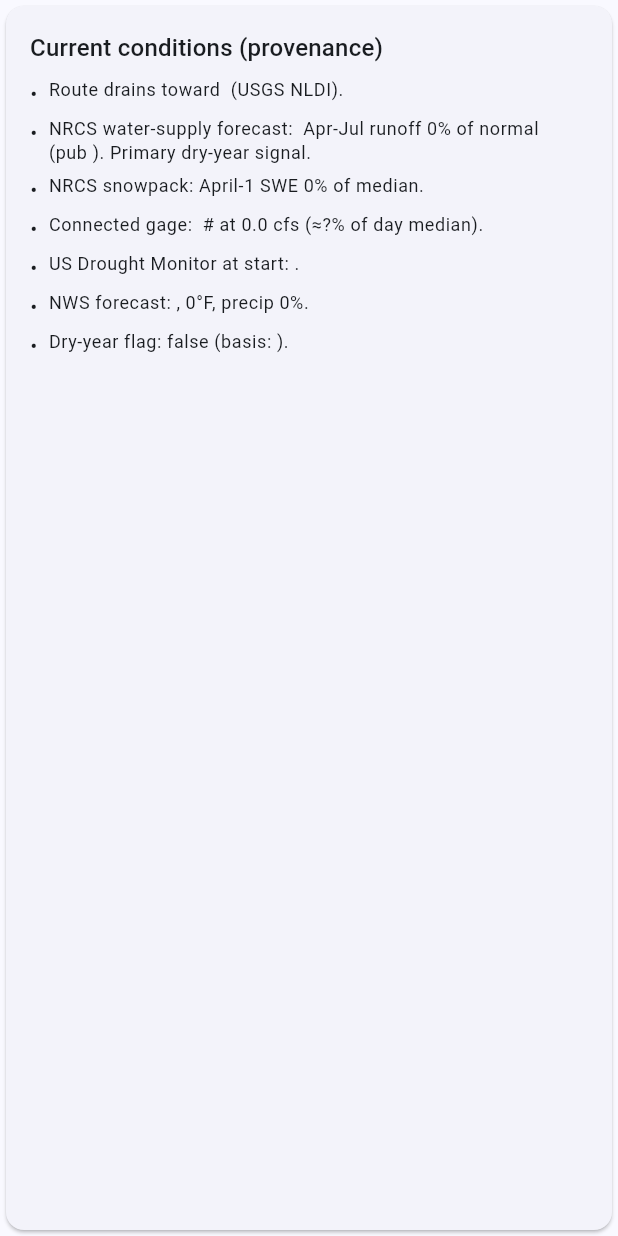
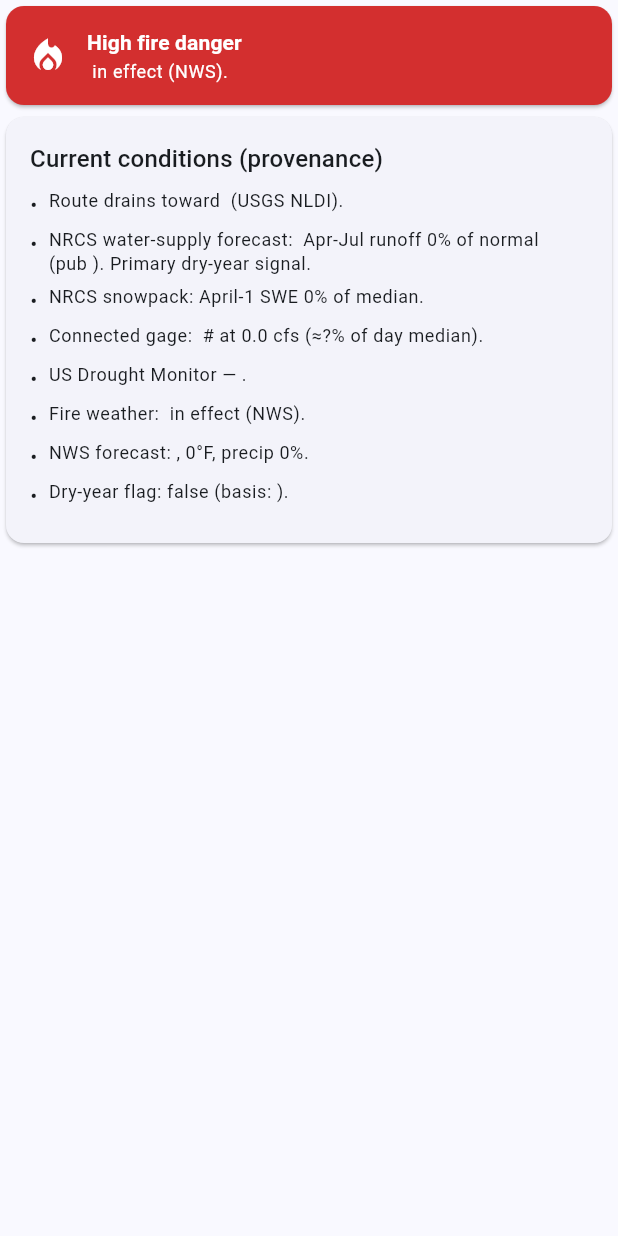
Before and after one commit to jsantiago20-cyb/us-trail-water-analysis, a Flutter app: the _ConditionsCard widget shown alone on an empty page, opened directly with empty values, on a phone screen of 412 x 824 dp. Run offline on Flutter 3.47's test engine with Material 3 defaults, Android fonts, the phone set to English and light mode, and no system bars; our stand-ins replace file_picker, share_plus.

Commit message:
Fix Safari: stop sending User-Agent (CORS), use live USDM, add fire danger
Root causes found by reproducing in WebKit (Safari engine):
- Stream crossings / NLDI / old-USDM failed with "User-Agent is not allowed by
  Access-Control-Allow-Headers". We set a default User-Agent header; Chrome
  strips it, Safari sends it and triggers a preflight the USGS/ArcGIS servers
  reject. Fixed by never setting User-Agent (or any non-simple header).
- Drought was wrong because the old ArcGIS USDM service is dead (0 features even
  for known drought areas). Replaced with the official county path: FCC area API
  -> county FIPS -> USDM data service. Now reports the county's predominant
  stage plus the worst category present (e.g. "Jefferson County, CO - D2 (Severe
  Drought); locally up to D3 (Extreme) in 8% of county").

Also:
- Add NWS fire-weather alerts: a red "High fire danger" banner when a Red Flag
  Warning / Fire Weather Watch is active, plus an always-on fire-weather line.
- Fail fast on 4xx so the legacy USGS gage endpoint (403 to Safari) degrades
  cleanly instead of retrying.

Verified in WebKit: crossings found, correct drought, completes in ~6s, no
request failures.

Co-Authored-By: Claude Opus 4.8 (1M context) <noreply@anthropic.com>
Claude-Session: https://claude.ai/code/session_01BeRAmPUo4ypmaJpUkVRtc3

```diff
--- a/lib/analysis/analyzer.dart
+++ b/lib/analysis/analyzer.dart
@@ -23,8 +23,8 @@ Future<AnalysisResult> analyze(
   bool web = false,
 }) async {
   final net = Net();
-  // The nine data sources that fill the progress bar as each one returns.
-  const totalSteps = 9;
+  // The data sources that fill the progress bar as each one returns.
+  const totalSteps = 10;
   var doneSteps = 0;
   void prog(String msg) => onProgress?.call(msg, doneSteps / totalSteps);
   try {
@@ -79,7 +79,8 @@ Future<AnalysisResult> analyze(
       guard('weather', forecast(net, pts), null),
       guard('receiving stream', nldiDownstream(net, pts), (null, <Map<String, String?>>[])),
       guard('snowpack', nrcsSnowpack(net, pts, whenDate), null),
-      guard('drought', drought(net, pts), null),
+      guard('drought', drought(net, pts, whenDate), null),
+      guard('fire-weather alerts', fireAlert(net, pts), null),
     ]);
     final ele = w1[0] as Map<int, int>;
     final osm = w1[1] as OsmFeatures;
@@ -87,6 +88,7 @@ Future<AnalysisResult> analyze(
     final (drainsTo, nldiGages) = w1[3] as (String?, List<Map<String, String?>>);
     final snow = w1[4] as Snowpack?;
     final usdm = w1[5] as String?;
+    final fire = w1[6] as String?;
 
     attachNames(feats, osm);
     for (final f in feats) {
@@ -128,6 +130,7 @@ Future<AnalysisResult> analyze(
       snowpack: snow,
       gage: gage,
       drought: usdm,
+      fireAlert: fire,
       weather: wx,
       dryYear: fcstDry || snowDry || gageDry,
       dryYearBasis: basis,
--- a/lib/analysis/models.dart
+++ b/lib/analysis/models.dart
@@ -133,7 +133,12 @@ class Weather {
   final int? tempF;
   final int? precipPct;
   final String? state;
-  Weather({required this.summary, required this.tempF, required this.precipPct, required this.state});
+  Weather({
+    required this.summary,
+    required this.tempF,
+    required this.precipPct,
+    required this.state,
+  });
   Map<String, dynamic> toJson() => {
         'summary': summary,
         'temp_f': tempF,
@@ -148,6 +153,7 @@ class Conditions {
   Snowpack? snowpack;
   Gage? gage;
   String? drought;
+  String? fireAlert; // active Red Flag Warning / Fire Weather Watch, else null
   Weather? weather;
   bool dryYear;
   String? dryYearBasis;
@@ -160,6 +166,7 @@ class Conditions {
     this.snowpack,
     this.gage,
     this.drought,
+    this.fireAlert,
     this.weather,
     required this.dryYear,
     this.dryYearBasis,
@@ -173,6 +180,7 @@ class Conditions {
         'snowpack': snowpack?.toJson(),
         'gage': gage?.toJson(),
         'drought': drought,
+        'fire_alert': fireAlert,
         'weather': weather?.toJson(),
         'dry_year': dryYear,
         'dry_year_basis': dryYearBasis,
--- a/lib/analysis/osm.dart
+++ b/lib/analysis/osm.dart
@@ -52,7 +52,6 @@ Future<OsmFeatures> overpassFeatures(Net net, List<LL> pts,
         body: body,
         headers: {
           'Content-Type': 'application/x-www-form-urlencoded',
-          'User-Agent': 'gpx-water-analysis',
         },
       );
       break;
--- a/lib/analysis/report.dart
+++ b/lib/analysis/report.dart
@@ -51,8 +51,11 @@ String renderMarkdown(AnalysisResult r) {
         '(as of ${g.asOf.length >= 16 ? g.asOf.substring(0, 16) : g.asOf}); '
         'day median p50≈${st['p50'] ?? '?'} cfs, ≈${g.pctOfMedian ?? '?'}% of median.');
   }
-  out.add('- US Drought Monitor at start: ${c.drought}.');
   final w = c.weather;
+  out.add('- US Drought Monitor — ${c.drought}.');
+  if (c.fireAlert != null) {
+    out.add('- HIGH FIRE DANGER: ${c.fireAlert} in effect (NWS).');
+  }
   if (w != null) {
     out.add('- NWS forecast: ${w.summary}, ${w.tempF}F, precip ${w.precipPct}%.');
   }
--- a/lib/result_page.dart
+++ b/lib/result_page.dart
@@ -354,6 +354,42 @@ class _FeatureTile extends StatelessWidget {
   }
 }
 
+class _FireBanner extends StatelessWidget {
+  final String alert;
+  const _FireBanner({required this.alert});
+
+  @override
+  Widget build(BuildContext context) {
+    final theme = Theme.of(context);
+    return Card(
+      color: const Color(0xFFD32F2F),
+      child: Padding(
+        padding: const EdgeInsets.all(14),
+        child: Row(
+          children: [
+            const Icon(Icons.local_fire_department, color: Colors.white, size: 28),
+            const SizedBox(width: 12),
+            Expanded(
+              child: Column(
+                crossAxisAlignment: CrossAxisAlignment.start,
+                children: [
+                  Text('High fire danger',
+                      style: theme.textTheme.titleSmall?.copyWith(
+                          color: Colors.white, fontWeight: FontWeight.bold)),
+                  const SizedBox(height: 2),
+                  Text('$alert in effect (NWS).',
+                      style: theme.textTheme.bodySmall
+                          ?.copyWith(color: Colors.white)),
+                ],
+              ),
+            ),
+          ],
+        ),
+      ),
+    );
+  }
+}
+
 class _ConditionsCard extends StatelessWidget {
   final Conditions c;
   const _ConditionsCard({required this.c});
@@ -379,7 +415,10 @@ class _ConditionsCard extends StatelessWidget {
       lines.add('Connected gage: ${g.name} #${g.id} at ${g.cfs} cfs '
           '(≈${g.pctOfMedian ?? '?'}% of day median).');
     }
-    lines.add('US Drought Monitor at start: ${c.drought ?? 'unknown'}.');
+    lines.add('US Drought Monitor — ${c.drought ?? 'unknown'}.');
+    lines.add(c.fireAlert != null
+        ? 'Fire weather: ${c.fireAlert} in effect (NWS).'
+        : 'Fire weather: no active warnings (NWS).');
     final w = c.weather;
     if (w != null) {
       lines.add('NWS forecast: ${w.summary}, ${w.tempF}°F, precip ${w.precipPct}%.');
@@ -387,7 +426,11 @@ class _ConditionsCard extends StatelessWidget {
     lines.add('Dry-year flag: ${c.dryYear}'
         '${c.dryYearBasis != null ? ' (basis: ${c.dryYearBasis})' : ''}.');
 
-    return Card(
+    return Column(
+      crossAxisAlignment: CrossAxisAlignment.stretch,
+      children: [
+        if (c.fireAlert != null) _FireBanner(alert: c.fireAlert!),
+        Card(
       child: Padding(
         padding: const EdgeInsets.all(16),
         child: Column(
@@ -411,6 +454,8 @@ class _ConditionsCard extends StatelessWidget {
           ],
         ),
       ),
+        ),
+      ],
     );
   }
 }
```
Also changed, not shown: lib/analysis/conditions.dart (+109 -14 lines), lib/analysis/net.dart (+9 -2 lines).
